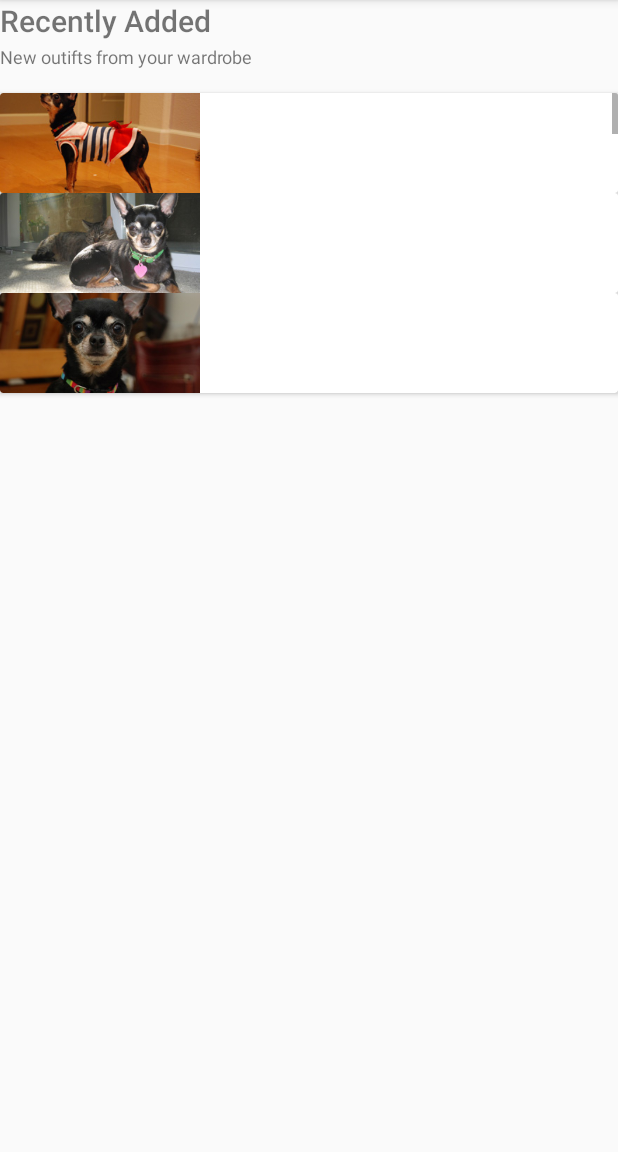
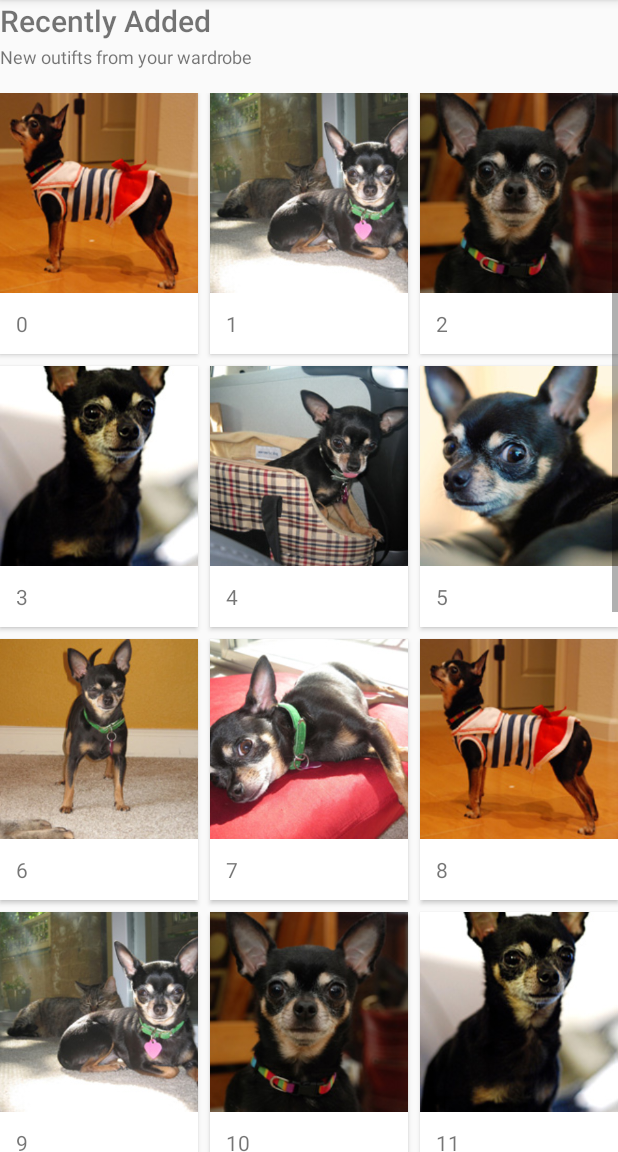
Before and after one commit to bpowell/mhacksv, an Android app: the fragment WhatToWearFragment shown on its own in the app's theme, on a phone screen of 412 x 824 dp, the part 84-1236 px from its top. Run offline under Robolectric (Android 15) with nearby library versions, the phone set to English and light mode, and no system bars; libraries missing offline, so code that uses them is left out: org.androidannotations.annotations.

Commit message:
Recently added (dog) cards

```diff
--- a/Images/app/src/main/java/edu/oakland/images/adapters/OutfitAdapter.java
+++ b/Images/app/src/main/java/edu/oakland/images/adapters/OutfitAdapter.java
@@ -5,8 +5,9 @@ import android.support.v7.widget.CardView;
 import android.view.View;
 import android.view.ViewGroup;
 import android.widget.BaseAdapter;
-import android.widget.GridView;
 import android.widget.ImageView;
+import android.widget.LinearLayout;
+import android.widget.TextView;
 
 import edu.oakland.images.R;
 
@@ -32,18 +33,36 @@ public class OutfitAdapter extends BaseAdapter {
         return 0;
     }
 
-    // create a new ImageView for each item referenced by the Adapter
+    // generates a new outfit grid card
     public View getView(int position, View convertView, ViewGroup parent) {
+
         CardView cardView = new CardView(mContext);
-        cardView.setPadding(8, 8, 8, 8);
+        LinearLayout linearLayout = new LinearLayout(mContext);
+        linearLayout.setOrientation(LinearLayout.VERTICAL);
+        LinearLayout.LayoutParams cardParams = new LinearLayout.LayoutParams(LinearLayout.LayoutParams.MATCH_PARENT, LinearLayout.LayoutParams.WRAP_CONTENT);
 
+        cardParams.setMargins(100, 100, 100, 100);
+        cardView.setRadius(0);
+        cardView.setLayoutParams(cardParams);
+
+        LinearLayout.LayoutParams imageParams = new LinearLayout.LayoutParams(LinearLayout.LayoutParams.MATCH_PARENT, 200);
         ImageView imageView = new ImageView(mContext);
-        imageView.setLayoutParams(new GridView.LayoutParams(200, 100));
+        imageView.setLayoutParams(imageParams);
         imageView.setScaleType(ImageView.ScaleType.CENTER_CROP);
-
         imageView.setImageResource(mThumbIds[position]);
 
-        cardView.addView(imageView);
+        TextView textView = new TextView(mContext);
+        textView.setText("" + position);
+        textView.setTextSize(14);
+        textView.setBackgroundColor(mContext.getResources().getColor(R.color.cardview_light_background));
+        textView.setPadding(16, 16, 16, 16);
+        LinearLayout.LayoutParams textParams = new LinearLayout.LayoutParams(LinearLayout.LayoutParams.MATCH_PARENT, LinearLayout.LayoutParams.WRAP_CONTENT);
+        textView.setLayoutParams(textParams);
+
+        linearLayout.addView(imageView);
+        linearLayout.addView(textView);
+
+        cardView.addView(linearLayout);
 
         return cardView;
     }
--- a/Images/app/src/main/java/edu/oakland/images/fragments/WhatToWearFragment.java
+++ b/Images/app/src/main/java/edu/oakland/images/fragments/WhatToWearFragment.java
@@ -10,6 +10,7 @@ import android.widget.AdapterView;
 import android.widget.GridView;
 
 import org.androidannotations.annotations.EFragment;
+import org.androidannotations.annotations.ViewById;
 
 import edu.oakland.images.R;
 import edu.oakland.images.adapters.OutfitAdapter;
--- a/Images/app/src/main/res/layout/fragment_what_to_wear.xml
+++ b/Images/app/src/main/res/layout/fragment_what_to_wear.xml
@@ -23,16 +23,13 @@
         android:paddingBottom="16dp"
         android:layout_below="@id/recently_added_title" />
 
-    <android.support.v7.widget.CardView
+    <GridView
+        android:id="@+id/grid_view"
         android:layout_width="fill_parent"
-        android:layout_height="200dp"
-        android:layout_below="@id/recently_added_summary">
-
-        <GridView
-            android:id="@+id/grid_view"
-            android:layout_width="fill_parent"
-            android:layout_height="fill_parent" />
-
-    </android.support.v7.widget.CardView>
+        android:layout_height="fill_parent"
+        android:layout_below="@id/recently_added_summary"
+        android:horizontalSpacing="8dp"
+        android:verticalSpacing="8dp"
+        android:numColumns="3" />
 
 </RelativeLayout>
```
